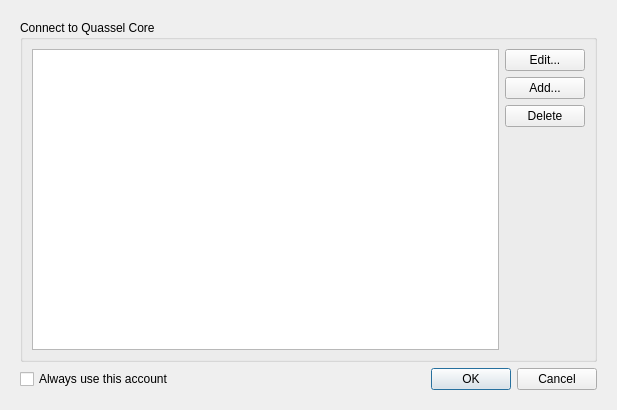
This is src/qtui/ui/coreconnectdlg.ui in quassel/quassel as Qt 5 draws it before an edit. The edited form follows.
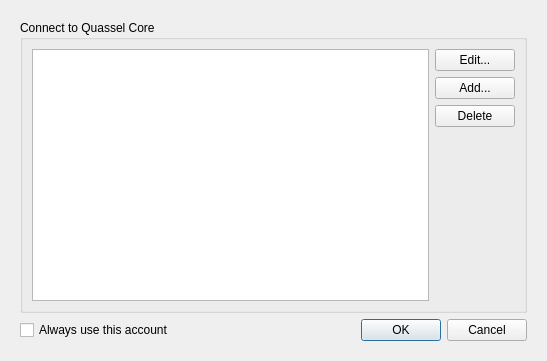
This is the edited form. The open tabs and pages were chosen to show the change. Icons and pictures are not drawn.

The edit to the form file:
```diff
--- a/src/qtui/ui/coreconnectdlg.ui
+++ b/src/qtui/ui/coreconnectdlg.ui
@@ -5,8 +5,8 @@
    <rect>
     <x>0</x>
     <y>0</y>
-    <width>617</width>
-    <height>410</height>
+    <width>533</width>
+    <height>361</height>
    </rect>
   </property>
   <property name="windowTitle" >
```
Left out of the diff: 2 changed lines with no effect on the pictures.
